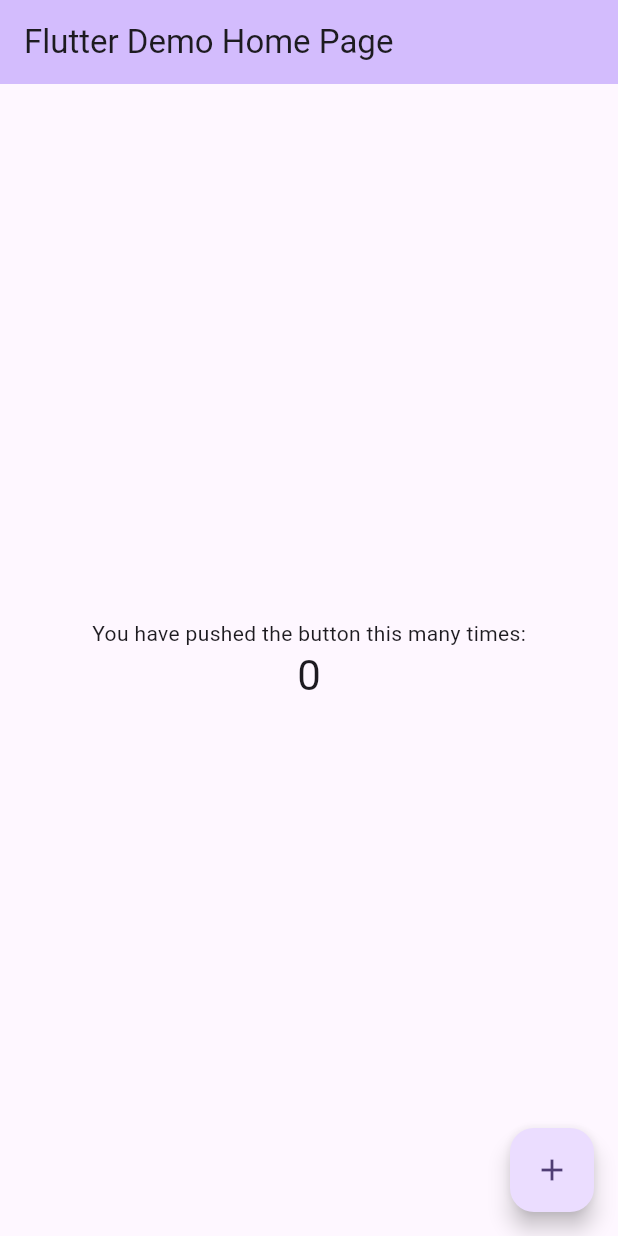
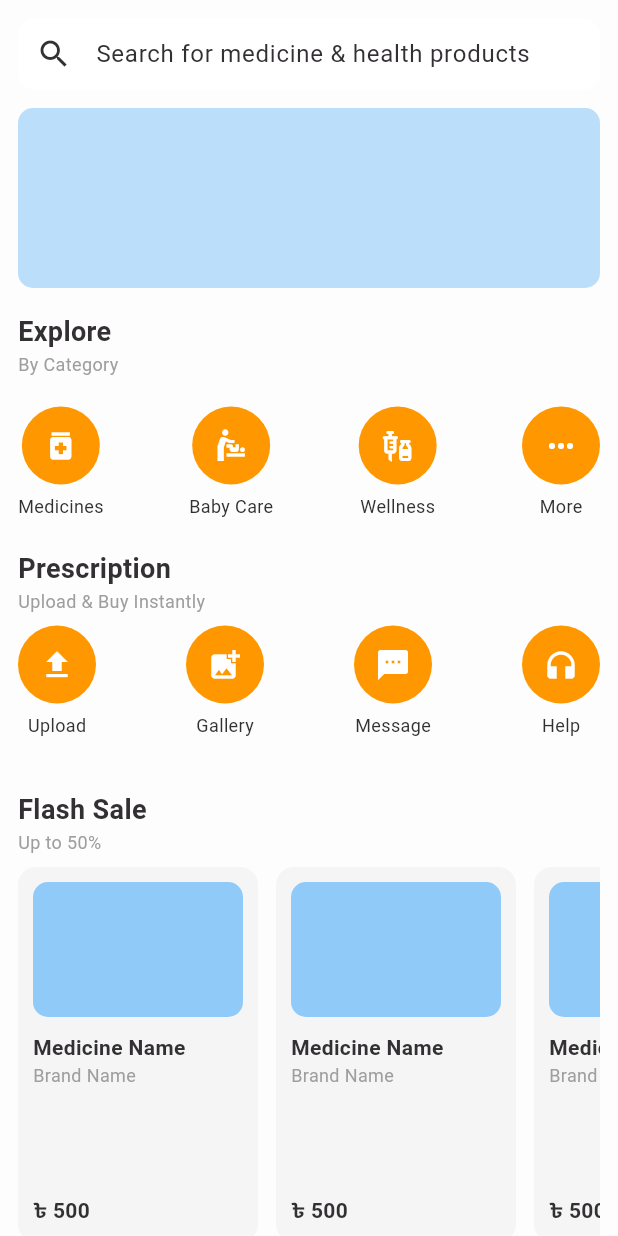
Before and after one commit to Shaown292/riverpod_interview_task, a Flutter app: the screen it shows after launch, on a phone screen of 412 x 824 dp. Run offline on Flutter 3.47's test engine with Material 3 defaults, Android fonts, the phone set to English and light mode, and no system bars; our stand-ins replace flutter_riverpod.

Commit message:
theme set up

```diff
--- /dev/null
+++ b/lib/core/theme/app_color.dart
@@ -0,0 +1,13 @@
+import 'package:flutter/material.dart';
+
+class AppColors {
+  static const Color textPrimary = Color(0xFF333033);
+  static const Color background = Color(0xFFFDFDFD);
+  static const Color greyLight = Color(0xFFDBD8D8);
+
+  static const Color accentBlue = Color(0xFF43819B);
+  static const Color accentOrange = Color(0xFFFA9710);
+
+  // Additional soft accent (used in product tones)
+  static const Color warmAccent = Color(0xFFBC9384);
+}
--- /dev/null
+++ b/lib/core/theme/app_theme.dart
@@ -0,0 +1,38 @@
+import 'package:flutter/material.dart';
+import 'package:flutter_riverpod/flutter_riverpod.dart';
+import 'app_color.dart';
+
+/// Current theme mode provider (Light/Dark/System)
+final themeModeProvider = StateProvider<ThemeMode>((ref) => ThemeMode.system);
+
+/// Light theme
+final lightThemeProvider = Provider<ThemeData>((ref) {
+  return ThemeData(
+    useMaterial3: true,
+    scaffoldBackgroundColor: AppColors.background,
+    primaryColor: AppColors.accentBlue,
+    colorScheme: ColorScheme.light(
+      primary: AppColors.accentBlue,
+      secondary: AppColors.accentOrange,
+      background: AppColors.background,
+      surface: Colors.white,
+      onPrimary: Colors.white,
+      onBackground: AppColors.textPrimary,
+      onSurface: AppColors.textPrimary,
+    ),
+    textTheme: const TextTheme(
+      bodyLarge: TextStyle(color: AppColors.textPrimary),
+      bodyMedium: TextStyle(color: AppColors.textPrimary),
+    ),
+  );
+});
+
+/// Dark theme auto-generated variation
+final darkThemeProvider = Provider<ThemeData>((ref) {
+  return ThemeData.dark(useMaterial3: true).copyWith(
+    colorScheme: ColorScheme.dark(
+      primary: AppColors.accentBlue,
+      secondary: AppColors.accentOrange,
+    ),
+  );
+});
--- /dev/null
+++ b/lib/core/theme/theme_switch.dart
@@ -0,0 +1,29 @@
+import 'package:flutter/material.dart';
+import 'package:flutter_riverpod/flutter_riverpod.dart';
+
+import 'app_theme.dart';
+
+class ThemeSwitch extends ConsumerWidget {
+  const ThemeSwitch({super.key});
+
+  @override
+  Widget build(BuildContext context, WidgetRef ref) {
+    final themeMode = ref.watch(themeModeProvider);
+
+    return IconButton(
+      icon: Icon(
+        themeMode == ThemeMode.dark
+            ? Icons.dark_mode
+            : themeMode == ThemeMode.light
+            ? Icons.light_mode
+            : Icons.brightness_auto,
+      ),
+      onPressed: () {
+        ref.read(themeModeProvider.notifier).state =
+        themeMode == ThemeMode.light
+            ? ThemeMode.dark
+            : ThemeMode.light;
+      },
+    );
+  }
+}
--- /dev/null
+++ b/lib/features/home/presentation/home_page.dart
@@ -0,0 +1,138 @@
+import 'package:flutter/material.dart';
+import 'package:flutter_riverpod/flutter_riverpod.dart';
+
+import '../provider/home_provider.dart';
+import '../widgets/category_item.dart';
+import '../widgets/custom_search_bar.dart';
+import '../widgets/product_card.dart';
+import '../widgets/section_header.dart';
+
+
+class HomePage extends ConsumerWidget {
+  const HomePage({super.key});
+
+  @override
+  Widget build(BuildContext context, WidgetRef ref) {
+    final selectedBottom = ref.watch(selectedBottomIndexProvider);
+
+    return Scaffold(
+
+
+      // bottomNavigationBar: BottomNavigationBar(
+      //   currentIndex: selectedBottom,
+      //   onTap: (i) => ref.read(selectedBottomIndexProvider.notifier).state = i,
+      //   items: const [
+      //     BottomNavigationBarItem(icon: Icon(Icons.home), label: "Home"),
+      //     BottomNavigationBarItem(icon: Icon(Icons.shopping_cart), label: "Cart"),
+      //     BottomNavigationBarItem(icon: Icon(Icons.person), label: "Account"),
+      //   ],
+      // ),
+
+      body: SafeArea(
+        child: SingleChildScrollView(
+          padding: const EdgeInsets.all(12),
+          child: Column(
+            crossAxisAlignment: CrossAxisAlignment.start,
+            children: [
+
+              const CustomSearchBar(),
+
+              const SizedBox(height: 12),
+              _banner(),
+              const SizedBox(height: 16),
+
+              const SectionHeader(title: "Explore", subtitle: "By Category"),
+              const SizedBox(height: 12),
+
+              _categoryRow(),
+              const SizedBox(height: 20),
+
+              const SectionHeader(title: "Prescription", subtitle: "Upload & Buy Instantly"),
+              SizedBox(height: 90, child: _rxRow()),
+
+              const SizedBox(height: 20),
+              const SectionHeader(title: "Flash Sale", subtitle: "Up to 50%"),
+              _productRow(),
+
+              const SizedBox(height: 20),
+              _todayDealBanner(),
+
+              const SizedBox(height: 20),
+              const SectionHeader(title: "Trending Tips", subtitle: '',),
+              _tipsRow(),
+
+              const SizedBox(height: 20),
+              const SectionHeader(title: "Medicine", subtitle: '',),
+              _productRow(),
+              _bigBanner(),
+
+              const SizedBox(height: 20),
+              const SectionHeader(title: "Baby & Mom Care", subtitle: '',),
+              _productRow(),
+            ],
+          ),
+        ),
+      ),
+    );
+  }
+}
+
+Widget _banner() => ClipRRect(
+  borderRadius: BorderRadius.circular(10),
+  child: Container(height: 120, color: Colors.blue[100]),
+);
+
+Widget _todayDealBanner() => ClipRRect(
+  borderRadius: BorderRadius.circular(10),
+  child: Container(height: 120, color: Colors.green[100]),
+);
+
+Widget _bigBanner() => ClipRRect(
+  borderRadius: BorderRadius.circular(10),
+  child: Container(height: 160, color: Colors.orange[100]),
+);
+
+Widget _categoryRow() {
+  final icons = [Icons.medication, Icons.baby_changing_station, Icons.vaccines, Icons.more_horiz];
+  final names = ["Medicines", "Baby Care", "Wellness", "More"];
+
+  return Row(
+    mainAxisAlignment: MainAxisAlignment.spaceBetween,
+    children: List.generate(4, (i) => CategoryItem(icon: icons[i], title: names[i])),
+  );
+}
+
+Widget _rxRow() => Row(
+  mainAxisAlignment: MainAxisAlignment.spaceBetween,
+  children: const [
+    CategoryItem(icon: Icons.upload, title: "Upload"),
+    CategoryItem(icon: Icons.add_photo_alternate, title: "Gallery"),
+    CategoryItem(icon: Icons.sms, title: "Message"),
+    CategoryItem(icon: Icons.headphones, title: "Help"),
+  ],
+);
+
+Widget _productRow() => SizedBox(
+  height: 250,
+  child: ListView.builder(
+    scrollDirection: Axis.horizontal,
+    itemCount: 3,
+    itemBuilder: (context, i) => const ProductCard(),
+  ),
+);
+
+Widget _tipsRow() => SizedBox(
+  height: 150,
+  child: ListView.builder(
+    scrollDirection: Axis.horizontal,
+    itemCount: 3,
+    itemBuilder: (context, i) => Container(
+      width: 180,
+      margin: const EdgeInsets.only(right: 12),
+      decoration: BoxDecoration(
+        borderRadius: BorderRadius.circular(12),
+        color: Colors.pink[100],
+      ),
+    ),
+  ),
+);
--- a/lib/features/home/provider/home_provider.dart
+++ b/lib/features/home/provider/home_provider.dart
@@ -0,0 +1,4 @@
+import 'package:flutter_riverpod/flutter_riverpod.dart';
+
+final selectedCategoryProvider = StateProvider<int>((ref) => 0);
+final selectedBottomIndexProvider = StateProvider<int>((ref) => 0);
--- /dev/null
+++ b/lib/features/home/widgets/category_item.dart
@@ -0,0 +1,18 @@
+import 'package:flutter/material.dart';
+
+class CategoryItem extends StatelessWidget {
+  final IconData icon;
+  final String title;
+  const CategoryItem({required this.icon, required this.title, super.key});
+
+  @override
+  Widget build(BuildContext context) {
+    return Column(
+      children: [
+        CircleAvatar(radius: 26, backgroundColor: Colors.orange, child: Icon(icon, color: Colors.white)),
+        SizedBox(height: 6),
+        Text(title, style: TextStyle(fontSize: 12)),
+      ],
+    );
+  }
+}
--- /dev/null
+++ b/lib/features/home/widgets/custom_search_bar.dart
@@ -0,0 +1,19 @@
+import 'package:flutter/material.dart';
+
+class CustomSearchBar extends StatelessWidget {
+  const CustomSearchBar({super.key});
+
+  @override
+  Widget build(BuildContext context) {
+    return TextField(
+      decoration: InputDecoration(
+        prefixIcon: Icon(Icons.search),
+        hintText: "Search for medicine & health products",
+        filled: true,
+        fillColor: Colors.white,
+        contentPadding: EdgeInsets.symmetric(vertical: 12),
+        border: OutlineInputBorder(borderRadius: BorderRadius.circular(12), borderSide: BorderSide.none),
+      ),
+    );
+  }
+}
--- /dev/null
+++ b/lib/features/home/widgets/product_card.dart
@@ -0,0 +1,29 @@
+import 'package:flutter/material.dart';
+
+class ProductCard extends StatelessWidget {
+  const ProductCard({super.key});
+
+  @override
+  Widget build(BuildContext context) {
+    return Container(
+      width: 160,
+      margin: EdgeInsets.only(right: 12),
+      padding: EdgeInsets.all(10),
+      decoration: BoxDecoration(
+        borderRadius: BorderRadius.circular(12),
+        color: Colors.grey[100],
+      ),
+      child: Column(
+        crossAxisAlignment: CrossAxisAlignment.start,
+        children: [
+          Container(height: 90, decoration: BoxDecoration(color: Colors.blue[200], borderRadius: BorderRadius.circular(10))),
+          SizedBox(height: 10),
+          Text("Medicine Name", maxLines: 1, style: TextStyle(fontWeight: FontWeight.bold)),
+          Text("Brand Name", style: TextStyle(fontSize: 12, color: Colors.grey)),
+          Spacer(),
+          Text("৳ 500", style: TextStyle(fontWeight: FontWeight.bold)),
+        ],
+      ),
+    );
+  }
+}
--- /dev/null
+++ b/lib/features/home/widgets/section_header.dart
@@ -0,0 +1,18 @@
+import 'package:flutter/material.dart';
+
+class SectionHeader extends StatelessWidget {
+  final String title, subtitle;
+  const SectionHeader({required this.title, required this.subtitle, super.key});
+
+  @override
+  Widget build(BuildContext context) {
+    return Column(
+      crossAxisAlignment: CrossAxisAlignment.start,
+      children: [
+        Text(title, style: TextStyle(fontSize: 18, fontWeight: FontWeight.bold)),
+        Text(subtitle, style: TextStyle(fontSize: 12, color: Colors.grey)),
+        SizedBox(height: 8),
+      ],
+    );
+  }
+}
--- a/lib/main.dart
+++ b/lib/main.dart
@@ -1,122 +1,29 @@
 import 'package:flutter/material.dart';
+import 'package:flutter_riverpod/flutter_riverpod.dart';
+
+import 'core/theme/app_theme.dart';
+import 'features/home/presentation/home_page.dart';
+
 
 void main() {
-  runApp(const MyApp());
+  runApp(const ProviderScope(child: MyApp()));
 }
 
-class MyApp extends StatelessWidget {
+class MyApp extends ConsumerWidget {
   const MyApp({super.key});
 
-  // This widget is the root of your application.
   @override
-  Widget build(BuildContext context) {
+  Widget build(BuildContext context, WidgetRef ref) {
+    final themeMode = ref.watch(themeModeProvider);
+    final lightTheme = ref.watch(lightThemeProvider);
+    final darkTheme = ref.watch(darkThemeProvider);
+
     return MaterialApp(
-      title: 'Flutter Demo',
-      theme: ThemeData(
-        // This is the theme of your application.
-        //
-        // TRY THIS: Try running your application with "flutter run". You'll see
-        // the application has a purple toolbar. Then, without quitting the app,
-        // try changing the seedColor in the colorScheme below to Colors.green
-        // and then invoke "hot reload" (save your changes or press the "hot
-        // reload" button in a Flutter-supported IDE, or press "r" if you used
-        // the command line to start the app).
-        //
-        // Notice that the counter didn't reset back to zero; the application
-        // state is not lost during the reload. To reset the state, use hot
-        // restart instead.
-        //
-        // This works for code too, not just values: Most code changes can be
-        // tested with just a hot reload.
-        colorScheme: ColorScheme.fromSeed(seedColor: Colors.deepPurple),
-      ),
-      home: const MyHomePage(title: 'Flutter Demo Home Page'),
+      debugShowCheckedModeBanner: false,
+      theme: lightTheme,
+      darkTheme: darkTheme,
+      themeMode: themeMode,
+      home: const HomePage(),
     );
   }
 }
-
-class MyHomePage extends StatefulWidget {
-  const MyHomePage({super.key, required this.title});
-
-  // This widget is the home page of your application. It is stateful, meaning
-  // that it has a State object (defined below) that contains fields that affect
-  // how it looks.
-
-  // This class is the configuration for the state. It holds the values (in this
-  // case the title) provided by the parent (in this case the App widget) and
-  // used by the build method of the State. Fields in a Widget subclass are
-  // always marked "final".
-
-  final String title;
-
-  @override
-  State<MyHomePage> createState() => _MyHomePageState();
-}
-
-class _MyHomePageState extends State<MyHomePage> {
-  int _counter = 0;
-
-  void _incrementCounter() {
-    setState(() {
-      // This call to setState tells the Flutter framework that something has
-      // changed in this State, which causes it to rerun the build method below
-      // so that the display can reflect the updated values. If we changed
-      // _counter without calling setState(), then the build method would not be
-      // called again, and so nothing would appear to happen.
-      _counter++;
-    });
-  }
-
-  @override
-  Widget build(BuildContext context) {
-    // This method is rerun every time setState is called, for instance as done
-    // by the _incrementCounter method above.
-    //
-    // The Flutter framework has been optimized to make rerunning build methods
-    // fast, so that you can just rebuild anything that needs updating rather
-    // than having to individually change instances of widgets.
-    return Scaffold(
-      appBar: AppBar(
-        // TRY THIS: Try changing the color here to a specific color (to
-        // Colors.amber, perhaps?) and trigger a hot reload to see the AppBar
-        // change color while the other colors stay the same.
-        backgroundColor: Theme.of(context).colorScheme.inversePrimary,
-        // Here we take the value from the MyHomePage object that was created by
-        // the App.build method, and use it to set our appbar title.
-        title: Text(widget.title),
-      ),
-      body: Center(
-        // Center is a layout widget. It takes a single child and positions it
-        // in the middle of the parent.
-        child: Column(
-          // Column is also a layout widget. It takes a list of children and
-          // arranges them vertically. By default, it sizes itself to fit its
-          // children horizontally, and tries to be as tall as its parent.
-          //
-          // Column has various properties to control how it sizes itself and
-          // how it positions its children. Here we use mainAxisAlignment to
-          // center the children vertically; the main axis here is the vertical
-          // axis because Columns are vertical (the cross axis would be
-          // horizontal).
-          //
-          // TRY THIS: Invoke "debug painting" (choose the "Toggle Debug Paint"
-          // action in the IDE, or press "p" in the console), to see the
-          // wireframe for each widget.
-          mainAxisAlignment: MainAxisAlignment.center,
-          children: <Widget>[
-            const Text('You have pushed the button this many times:'),
-            Text(
-              '$_counter',
-              style: Theme.of(context).textTheme.headlineMedium,
-            ),
-          ],
-        ),
-      ),
-      floatingActionButton: FloatingActionButton(
-        onPressed: _incrementCounter,
-        tooltip: 'Increment',
-        child: const Icon(Icons.add),
-      ), // This trailing comma makes auto-formatting nicer for build methods.
-    );
-  }
-}
--- a/pubspec.yaml
+++ b/pubspec.yaml
@@ -60,8 +60,8 @@ flutter:
   uses-material-design: true
 
   # To add assets to your application, add an assets section, like this:
-  # assets:
-  #   - images/a_dot_burr.jpeg
+  assets:
+    - assets/images/
   #   - images/a_dot_ham.jpeg
 
   # An image asset can refer to one or more resolution-specific "variants", see
```
Also changed, not shown: assets/images/logo.png (added), lib/features/home/presentation/home_screen.dart (deleted).
